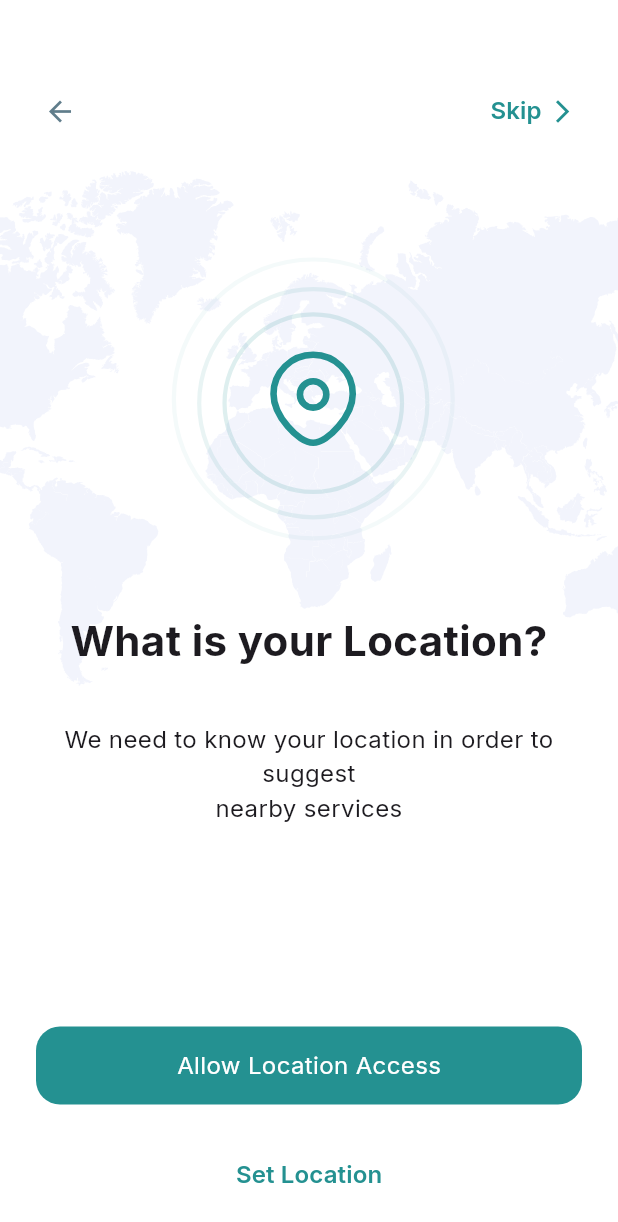
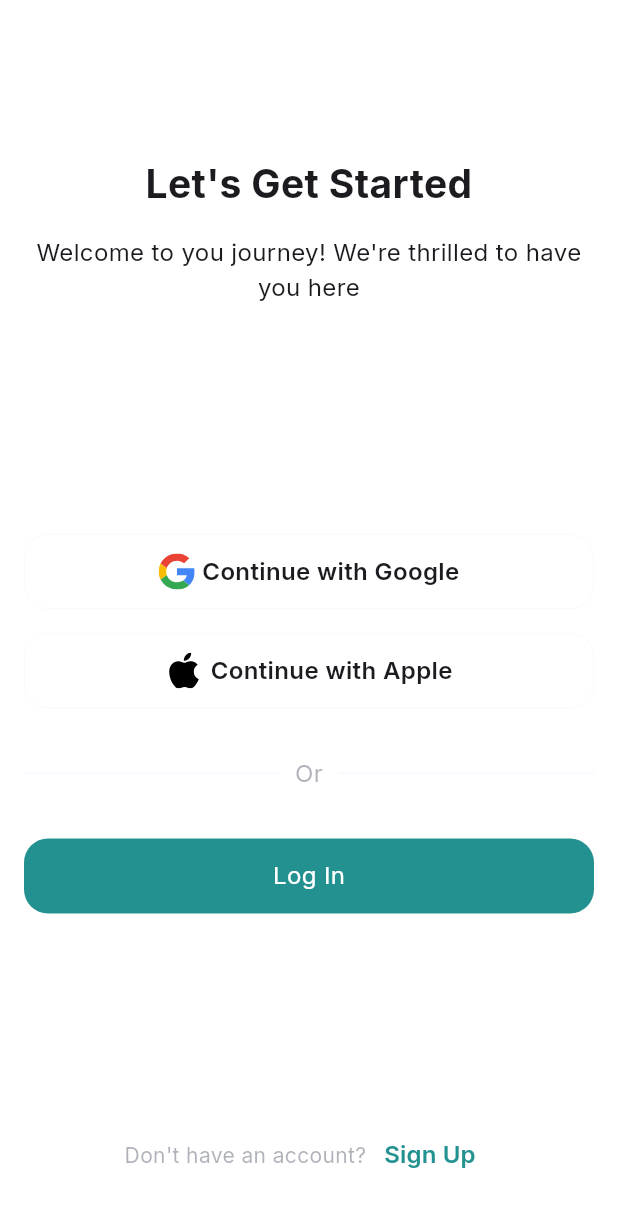
Before and after one commit to bayelabdyldaev09/genbi_project, a Flutter app: the LocationScreen screen opened directly, after a tap on "Skip", on a phone screen of 412 x 824 dp. Shown: the top 1222 px of the screen. Run offline on Flutter 3.47's test engine with Material 3 defaults, Android fonts, the phone set to English and light mode, and no system bars; our stand-ins replace carousel_slider, flutter_svg, geolocator, google_fonts.

Commit message:
added three screens

```diff
--- a/lib/location_screen.dart
+++ b/lib/location_screen.dart
@@ -1,5 +1,8 @@
+// ignore_for_file: avoid_print
+
 import 'package:flutter/material.dart';
 import 'package:flutter_svg/svg.dart';
+import 'package:genbi_app/register_preview.dart';
 import 'package:geolocator/geolocator.dart';
 import 'package:google_fonts/google_fonts.dart';
 
@@ -48,7 +51,14 @@ class LocationScreen extends StatelessWidget {
                   ),
                 ),
                 TextButton(
-                  onPressed: () {},
+                  onPressed: () {
+                    Navigator.push(
+                        context,
+                        MaterialPageRoute(
+                          builder: (context) => RegisterPreview(),
+                        ),
+                      );
+                  },
                   child: Row(
                     children: [
                       Text(
@@ -110,7 +120,7 @@ class LocationScreen extends StatelessWidget {
                 SizedBox(height: 134),
                 InkWell(
                   onTap: () {
-                    _requestPermission;
+                    _requestPermission();
                   },
                   child: Container(
                     width: double.infinity,
--- a/lib/main.dart
+++ b/lib/main.dart
@@ -1,6 +1,11 @@
+// ignore_for_file: unused_import
+
 import 'package:flutter/material.dart';
 import 'package:genbi_app/location_screen.dart';
+import 'package:genbi_app/log_in_screen.dart';
+import 'package:genbi_app/register_preview.dart';
 import 'package:genbi_app/splash_native.dart';
+import 'package:genbi_app/sign_in_screen.dart';
 import 'package:google_fonts/google_fonts.dart';
 
 void main() {
--- a/lib/preview_screen.dart
+++ b/lib/preview_screen.dart
@@ -125,7 +125,7 @@ class _PreviewScreenState extends State<PreviewScreen> {
                   style: ElevatedButton.styleFrom(
                     backgroundColor: isLast ? Color(0xFF249191) : Colors.white,
                     foregroundColor: isLast ? Colors.white : Color(0xFF249191),
-                    minimumSize: Size(153, 58),
+                    minimumSize: Size(143, 48),
                     shadowColor: Colors.transparent,
                     shape: RoundedRectangleBorder(
                       borderRadius: BorderRadius.circular(16),
@@ -152,12 +152,12 @@ class _PreviewScreenState extends State<PreviewScreen> {
                       Text(
                         isLast ? "Get Started" : "Skip",
                         style: TextStyle(
-                          fontSize: 18,
+                          fontSize: 16,
                           fontWeight: FontWeight.w500,
                         ),
                       ),
                       const SizedBox(width: 8),
-                      const Icon(Icons.arrow_forward_ios, size: 16),
+                      const Icon(Icons.arrow_forward_ios, size: 14),
                     ],
                   ),
                 ),
--- /dev/null
+++ b/lib/register_preview.dart
@@ -0,0 +1,149 @@
+import 'package:flutter/material.dart';
+import 'package:flutter_svg/svg.dart';
+import 'package:genbi_app/log_in_screen.dart';
+import 'package:genbi_app/sign_in_screen.dart';
+
+class RegisterPreview extends StatelessWidget {
+  const RegisterPreview({super.key});
+
+  @override
+  Widget build(BuildContext context) {
+    return Scaffold(
+      backgroundColor: Colors.white,
+      body: Padding(
+        padding: EdgeInsetsGeometry.all(16),
+        child: Column(
+          children: [
+            SizedBox(height: 88),
+            Text(
+              'Let\'s Get Started',
+              style: TextStyle(fontSize: 26, fontWeight: FontWeight.bold),
+              textAlign: TextAlign.center,
+            ),
+            SizedBox(height: 16),
+            Text(
+              'Welcome to you journey! We\'re thrilled to have you here',
+              style: TextStyle(fontSize: 16),
+              textAlign: TextAlign.center,
+            ),
+            SizedBox(height: 153),
+            Container(
+              height: 50,
+              width: double.infinity,
+              alignment: Alignment.center,
+              decoration: BoxDecoration(
+                color: Colors.white,
+                border: Border.all(width: 0.5, color: Color(0xFFF6F8FF)),
+                borderRadius: BorderRadius.circular(16),
+              ),
+              child: Row(
+                mainAxisAlignment: MainAxisAlignment.center,
+                children: [
+                  SvgPicture.asset('assets/google.svg'),
+                  SizedBox(width: 5),
+                  Text(
+                    'Continue with Google',
+                    style: TextStyle(fontWeight: FontWeight.w600, fontSize: 16),
+                  ),
+                ],
+              ),
+            ),
+            SizedBox(height: 16),
+            Container(
+              height: 50,
+              width: double.infinity,
+              alignment: Alignment.center,
+              decoration: BoxDecoration(
+                color: Colors.white,
+                border: Border.all(width: 0.5, color: Color(0xFFF6F8FF)),
+                borderRadius: BorderRadius.circular(16),
+              ),
+              child: Row(
+                mainAxisAlignment: MainAxisAlignment.center,
+                children: [
+                  SvgPicture.asset('assets/apple.svg'),
+                  SizedBox(width: 5),
+                  Text(
+                    'Continue with Apple',
+                    style: TextStyle(fontWeight: FontWeight.w600, fontSize: 16),
+                  ),
+                ],
+              ),
+            ),
+            SizedBox(height: 32),
+            Row(
+              children: [
+                Expanded(
+                  child: Divider(
+                    color: Color(0xFFF6F8FF),
+                    thickness: 1,
+                    endIndent: 10,
+                  ),
+                ),
+                const Text(
+                  "Or",
+                  style: TextStyle(color: Color(0x704B4F63), fontSize: 16),
+                ),
+                Expanded(
+                  child: Divider(
+                    color: Color(0xFFF6F8FF),
+                    thickness: 1,
+                    indent: 10,
+                  ),
+                ),
+              ],
+            ),
+            SizedBox(height: 32),
+            InkWell(
+              onTap: () {
+                Navigator.push(
+                  context,
+                  MaterialPageRoute(builder: (context) => LogInScreen()),
+                );
+              },
+              child: Container(
+                width: double.infinity,
+                height: 50,
+                alignment: Alignment.center,
+                decoration: BoxDecoration(
+                  borderRadius: BorderRadius.circular(16),
+                  color: Color(0xFF249191),
+                ),
+                child: Text(
+                  'Log In',
+                  style: TextStyle(fontSize: 16, color: Colors.white),
+                ),
+              ),
+            ),
+            SizedBox(height: 137),
+            Row(
+              mainAxisAlignment: MainAxisAlignment.center,
+              children: [
+                Text(
+                  'Don\'t have an account?',
+                  style: TextStyle(color: Color(0x704B4F63)),
+                ),
+                TextButton(
+                  onPressed: () {
+                    Navigator.push(
+                      context,
+                      MaterialPageRoute(builder: (context) => SignInScreen()),
+                    );
+                  },
+                  child: Text(
+                    'Sign Up',
+                    style: TextStyle(
+                      fontWeight: FontWeight.w600,
+                      fontSize: 16,
+                      color: Color(0xFF249191),
+                    ),
+                  ),
+                ),
+              ],
+            ),
+          ],
+        ),
+      ),
+    );
+  }
+}
--- a/lib/splash_native.dart
+++ b/lib/splash_native.dart
@@ -1,4 +1,5 @@
 import 'package:flutter/material.dart';
+import 'package:flutter_svg/svg.dart';
 import 'package:genbi_app/preview_screen.dart';
 
 class SplashNative extends StatefulWidget {
@@ -29,7 +30,7 @@ class _SplashNativeState extends State<SplashNative> {
         width: double.infinity,
         height: double.infinity,
         // ignore: deprecated_member_use
-        child: Image.asset('assets/splash_screen.png', fit: BoxFit.cover,),
+        child: SvgPicture.asset('assets/splash_screen.svg', fit: BoxFit.cover,),
       ),
     );
   }
```
Also changed, not shown: lib/log_in_screen.dart (added, +246 -0 lines), lib/sign_in_screen.dart (added, +222 -0 lines), assets/apple.svg (added), assets/google.svg (added), assets/hide.svg (added), assets/lock.svg (added), assets/show.svg (added), assets/sms.svg (added), assets/splash_screen.svg (added), assets/user.svg (added).
